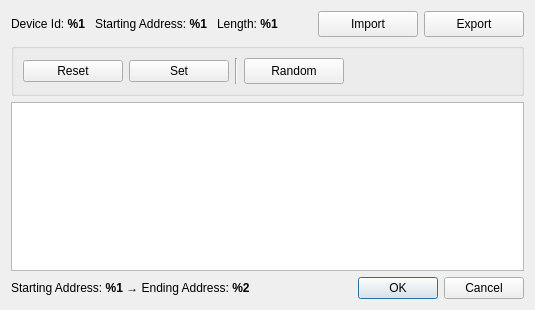
Old version of the form src/dialogs/dialogforcemultiplecoils.ui in the repository sanny32/OpenModSim.
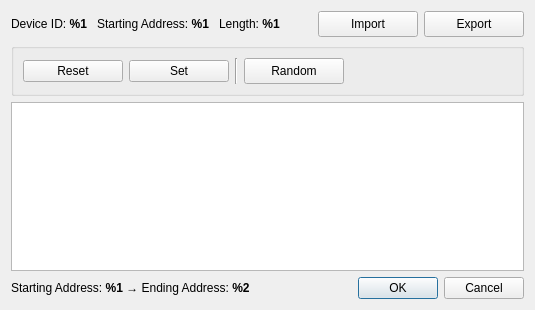
New version of the form. Icons and pictures are not drawn.

Commit message: Enhance MainStatusBar to display normalized device IDs and update UI text for consistency

The edit to the form file:
```diff
--- a/src/dialogs/dialogforcemultiplecoils.ui
+++ b/src/dialogs/dialogforcemultiplecoils.ui
@@ -30,7 +30,7 @@
        <item>
         <widget class="QLabel" name="labelSlaveDevice">
          <property name="text">
-          <string>&lt;html&gt;&lt;head/&gt;&lt;body&gt;&lt;p&gt;Device Id: &lt;span style=&quot; font-weight:700;&quot;&gt;%1&lt;/span&gt;&lt;/p&gt;&lt;/body&gt;&lt;/html&gt;</string>
+          <string>&lt;html&gt;&lt;head/&gt;&lt;body&gt;&lt;p&gt;Device ID: &lt;span style=&quot; font-weight:700;&quot;&gt;%1&lt;/span&gt;&lt;/p&gt;&lt;/body&gt;&lt;/html&gt;</string>
          </property>
         </widget>
        </item>
```
The commit also changes 13 other files.
